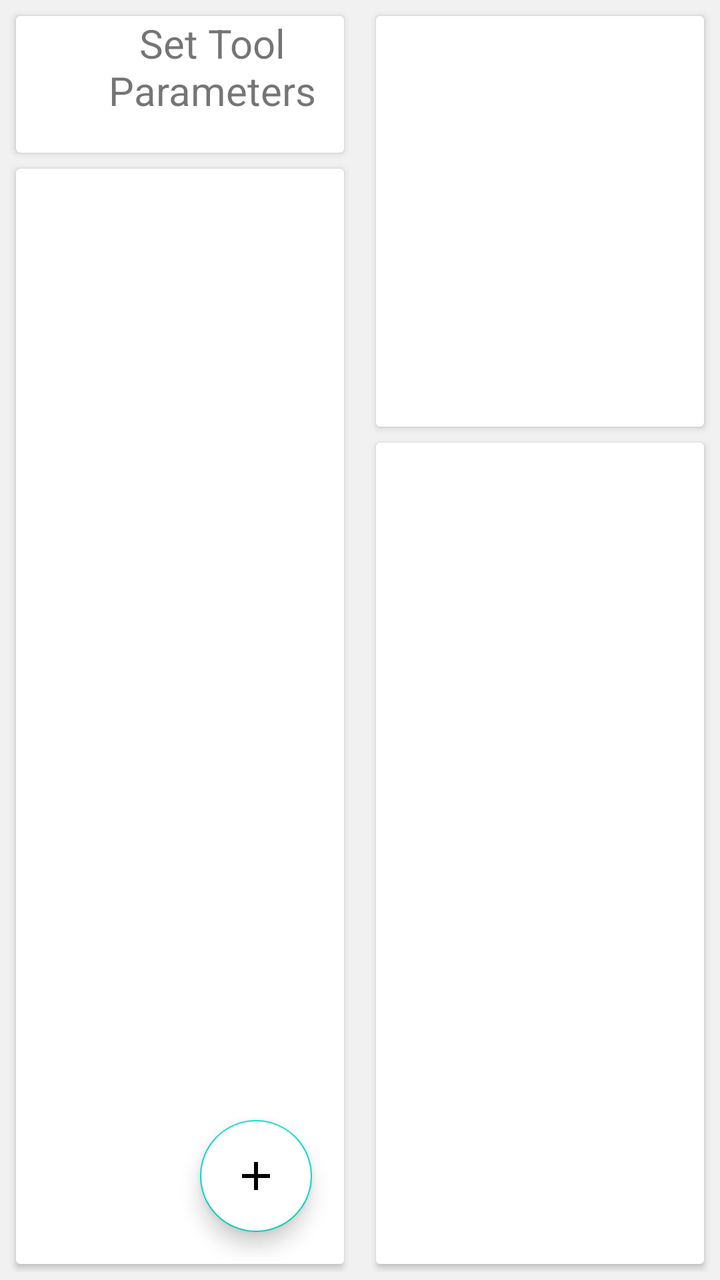
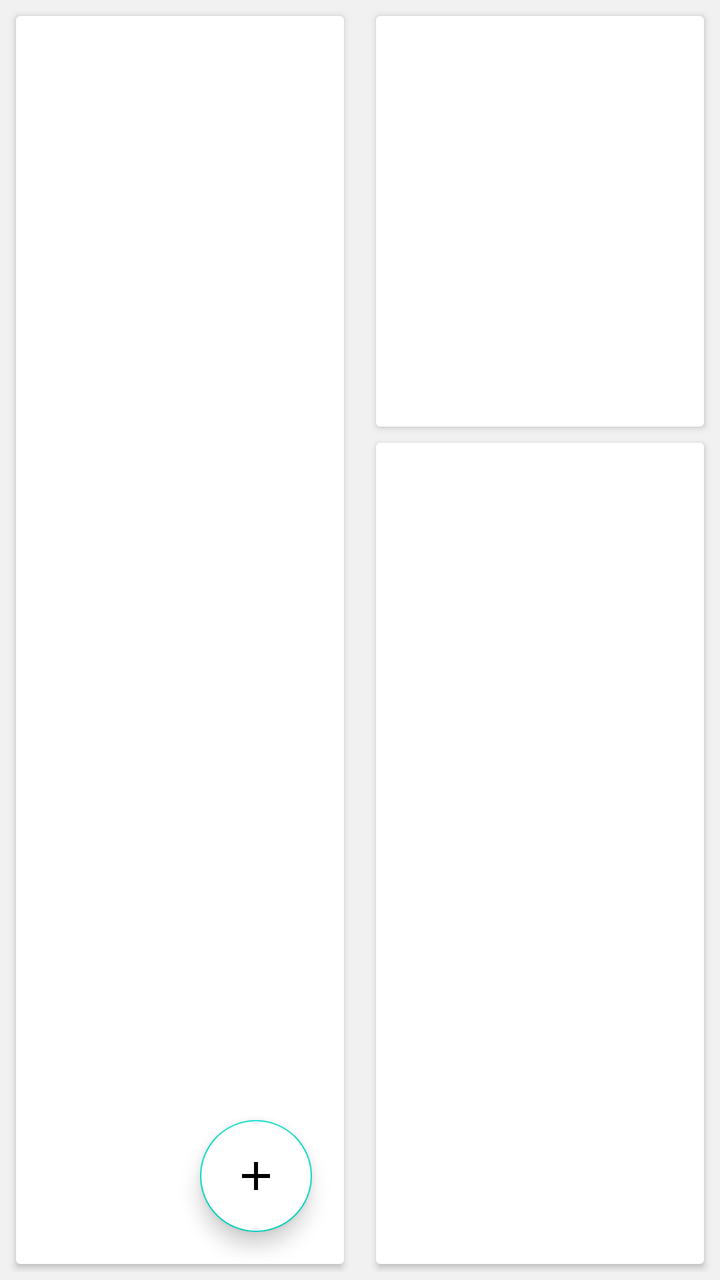

Two renders of the same Android screen: before a commit and after it. Below are the layout's source before the change and the commit's diff.
<!-- AndroidManifest.xml: application theme AppTheme -->
<!-- res/layout/fragment_tool_management.xml -->
<?xml version="1.0" encoding="utf-8"?>
<layout xmlns:android="http://schemas.android.com/apk/res/android"
    xmlns:app="http://schemas.android.com/apk/res-auto">

    <data>

        <variable
            name="viewModel"
            type="eu.agribot.agribotapp.ui.fragment.toolmanagement.mainscreen.ToolManagementViewModel" />
    </data>

    <LinearLayout
        android:layout_width="match_parent"
        android:layout_height="match_parent"
        android:background="@color/background_gray"
        android:orientation="horizontal">


        <LinearLayout
            android:layout_width="0dp"
            android:layout_height="match_parent"
            android:layout_weight="1"
            android:orientation="vertical"
            android:layout_margin="@dimen/margin_small">

            <androidx.cardview.widget.CardView
                android:layout_width="match_parent"
                android:layout_height="0dp"
                android:layout_margin="@dimen/margin_small"
                android:layout_weight="0.5"
                android:background="@drawable/rounded_corner_layout"
                android:gravity="end"
                android:orientation="horizontal">


                <TextView
                    android:id="@+id/textView4"
                    android:layout_width="wrap_content"
                    android:layout_height="wrap_content"
                    android:layout_marginStart="@dimen/margin_xxlarge"
                    android:textSize="@dimen/text_size_xlarge"
                    android:gravity="center"
                    android:text="@string/set_tool_parameters"
                    app:layout_constraintBottom_toBottomOf="parent"
                    app:layout_constraintStart_toStartOf="parent"
                    app:layout_constraintTop_toTopOf="parent" />

            </androidx.cardview.widget.CardView>




            <androidx.cardview.widget.CardView
                android:layout_width="match_parent"
                android:layout_height="0dp"
                android:layout_margin="@dimen/margin_small"
                android:layout_weight="4">


            <RelativeLayout
                android:layout_width="match_parent"
                android:layout_height="match_parent"
                android:orientation="vertical"
                android:stateListAnimator="@null">

                <com.google.android.material.floatingactionbutton.FloatingActionButton
                    android:layout_width="wrap_content"
                    android:layout_height="wrap_content"
                    android:layout_alignParentEnd="true"
                    android:layout_alignParentBottom="true"
                    android:layout_gravity="end|bottom"
                    android:layout_margin="@dimen/margin_large"
                    android:background="@android:color/transparent"
                    android:backgroundTint="@color/white"
                    android:onClick="@{()-> viewModel.onNewToolButtonClicked()}"
                    android:src="@drawable/ic_add"
                    app:rippleColor="@color/white" />

                <androidx.recyclerview.widget.RecyclerView
                    android:id="@+id/main_tool_name_recycler"
                    android:layout_width="match_parent"
                    android:layout_height="match_parent"
                    android:layout_margin="@dimen/margin_small"
                    android:layout_gravity="center"
                    android:background="@color/white" />

            </RelativeLayout>

            </androidx.cardview.widget.CardView>

        </LinearLayout>



        <LinearLayout
            android:layout_width="0dp"
            android:layout_height="match_parent"
            android:layout_weight="1"
            android:orientation="vertical"
            android:layout_margin="@dimen/margin_small">



            <androidx.cardview.widget.CardView
                android:layout_width="match_parent"
                android:layout_height="0dp"
                android:layout_margin="@dimen/margin_small"
                android:layout_weight="1">


                <ImageView
                    android:id="@+id/main_tool_photo"
                    android:layout_width="match_parent"
                    android:layout_height="match_parent"/>


            </androidx.cardview.widget.CardView>


            <androidx.cardview.widget.CardView
                android:layout_width="match_parent"
                android:layout_margin="@dimen/margin_small"
                android:layout_height="0dp"
                android:layout_gravity="center"
                android:layout_weight="2">

            <androidx.recyclerview.widget.RecyclerView
                android:id="@+id/main_tool_parameter_recycler"
                android:layout_width="match_parent"
                android:layout_height="match_parent"
                android:layout_gravity="center_vertical"/>


            </androidx.cardview.widget.CardView>

        </LinearLayout>




    </LinearLayout>


</layout>
<!-- resources referenced by this layout -->
<resources>
  <color name="background_gray">#f1f1f1</color>
  <color name="white">#FFFFFF</color>
  <dimen name="margin_large">16dp</dimen>
  <dimen name="margin_small">4dp</dimen>
  <dimen name="margin_xxlarge">32dp</dimen>
  <dimen name="text_size_xlarge">20sp</dimen>
  <!-- drawable ic_add (drawable) -->
  <vector xmlns:android="http://schemas.android.com/apk/res/android"
      android:width="24dp"
      android:height="24dp"
      android:viewportWidth="24"
      android:viewportHeight="24"
      android:tint="?attr/colorControlNormal">
    <path
        android:fillColor="@android:color/white"
        android:pathData="M19,13h-6v6h-2v-6H5v-2h6V5h2v6h6v2z"/>
  </vector>
  <!-- drawable rounded_corner_layout (drawable) -->
  <?xml version="1.0" encoding="utf-8"?>
  <shape xmlns:android="http://schemas.android.com/apk/res/android">
  
      <solid android:color="@android:color/white"/>
      <corners android:radius="10dp"/>
      <stroke
          android:width="1dp"
          android:color="@color/gray" />
  
  </shape>
  <string name="set_tool_parameters">Set Tool Parameters</string>
  <style name="AppTheme" parent="Theme.MaterialComponents.Light.DarkActionBar">
          
          <item name="colorPrimary">@color/colorPrimary</item>
          <item name="colorPrimaryDark">@color/colorPrimaryDark</item>
          <item name="colorAccent">@color/colorAccent</item>
      </style>
  <color name="gray">#6A6A6A</color>
  <color name="colorPrimary">@color/base_green</color>
  <color name="colorPrimaryDark">@color/base_green_darker</color>
  <color name="colorAccent">@color/gray</color>
  <color name="base_green">#a4c01b</color>
  <color name="base_green_darker">#839915</color>
</resources>

<!-- the commit's change to res/layout/fragment_tool_management.xml (unified diff, before → after) -->
@@ -22,32 +22,6 @@
             android:layout_weight="1"
             android:orientation="vertical"
             android:layout_margin="@dimen/margin_small">
-
-            <androidx.cardview.widget.CardView
-                android:layout_width="match_parent"
-                android:layout_height="0dp"
-                android:layout_margin="@dimen/margin_small"
-                android:layout_weight="0.5"
-                android:background="@drawable/rounded_corner_layout"
-                android:gravity="end"
-                android:orientation="horizontal">
-
-
-                <TextView
-                    android:id="@+id/textView4"
-                    android:layout_width="wrap_content"
-                    android:layout_height="wrap_content"
-                    android:layout_marginStart="@dimen/margin_xxlarge"
-                    android:textSize="@dimen/text_size_xlarge"
-                    android:gravity="center"
-                    android:text="@string/set_tool_parameters"
-                    app:layout_constraintBottom_toBottomOf="parent"
-                    app:layout_constraintStart_toStartOf="parent"
-                    app:layout_constraintTop_toTopOf="parent" />
-
-            </androidx.cardview.widget.CardView>
-
-
 
 
             <androidx.cardview.widget.CardView
<!-- resource entries referenced after the edit -->
@@ -4,8 +4,6 @@
   <color name="white">#FFFFFF</color>
   <dimen name="margin_large">16dp</dimen>
   <dimen name="margin_small">4dp</dimen>
-  <dimen name="margin_xxlarge">32dp</dimen>
-  <dimen name="text_size_xlarge">20sp</dimen>
   <!-- drawable ic_add (drawable) -->
   <vector xmlns:android="http://schemas.android.com/apk/res/android"
       android:width="24dp"
@@ -17,18 +15,6 @@
         android:fillColor="@android:color/white"
         android:pathData="M19,13h-6v6h-2v-6H5v-2h6V5h2v6h6v2z"/>
   </vector>
-  <!-- drawable rounded_corner_layout (drawable) -->
-  <?xml version="1.0" encoding="utf-8"?>
-  <shape xmlns:android="http://schemas.android.com/apk/res/android">
-  
-      <solid android:color="@android:color/white"/>
-      <corners android:radius="10dp"/>
-      <stroke
-          android:width="1dp"
-          android:color="@color/gray" />
-  
-  </shape>
-  <string name="set_tool_parameters">Set Tool Parameters</string>
   <style name="AppTheme" parent="Theme.MaterialComponents.Light.DarkActionBar">
           
           <item name="colorPrimary">@color/colorPrimary</item>
